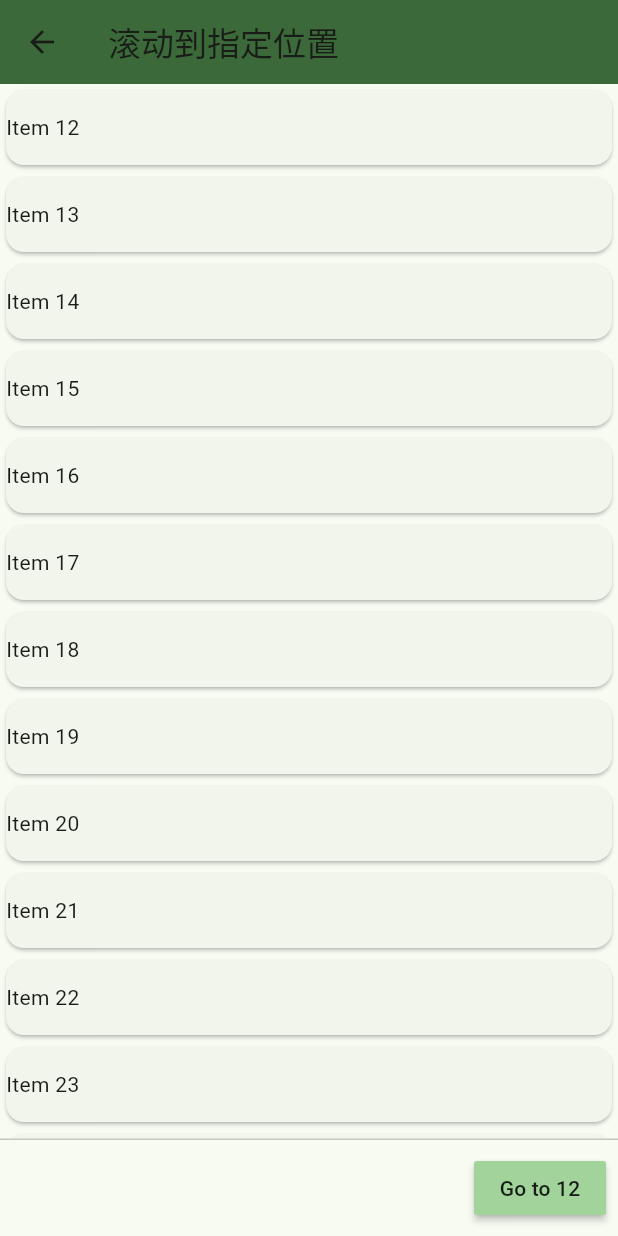
After one commit to conghaonet/flutter_demo, a Flutter app: the ScrollToIndexPage screen opened by its route, after a tap on "Go to 12", on a phone screen of 412 x 824 dp. The commit adds this screen. Run offline on Flutter 3.47's test engine with Material 2 defaults, Android fonts, the phone set to English and light mode, and no system bars; our stand-ins replace go_router.

Commit message:
add scroll_to_index_page.dart

```diff
--- a/lib/src/app_router.dart
+++ b/lib/src/app_router.dart
@@ -2,6 +2,7 @@ import 'package:flutter/material.dart';
 import 'package:flutter_demo/src/home_page.dart';
 import 'package:flutter_demo/src/page/image_cache_page.dart';
 import 'package:flutter_demo/src/page/scroll_listener_page.dart';
+import 'package:flutter_demo/src/page/scroll_to_index_page.dart';
 import 'package:go_router/go_router.dart';
 
 class AppRouter {
@@ -26,6 +27,10 @@ class AppRouter {
             path: ScrollListenerPage.pagePathName,
             builder: (BuildContext context, GoRouterState state) => const ScrollListenerPage(),
           ),
+          GoRoute(
+            path: ScrollToIndexPage.pagePathName,
+            builder: (BuildContext context, GoRouterState state) => const ScrollToIndexPage(),
+          ),
         ],
       ),
     ],
--- a/lib/src/home_page.dart
+++ b/lib/src/home_page.dart
@@ -1,6 +1,7 @@
 import 'package:flutter/material.dart';
 import 'package:flutter_demo/src/page/image_cache_page.dart';
 import 'package:flutter_demo/src/page/scroll_listener_page.dart';
+import 'package:flutter_demo/src/page/scroll_to_index_page.dart';
 import 'package:go_router/go_router.dart';
 
 class HomePage extends StatelessWidget {
@@ -38,7 +39,7 @@ class HomePage extends StatelessWidget {
   static final Map<String, String> _items = {
     "网络图片缓存": '/${ImageCachePage.pagePathName}',
     "列表滚动监听": "/${ScrollListenerPage.pagePathName}",
-    "图片b": "image",
+    "滑动到指定位置": '/${ScrollToIndexPage.pagePathName}',
     "图片c": "image",
   };
 }
--- a/lib/src/page/scroll_listener_page.dart
+++ b/lib/src/page/scroll_listener_page.dart
@@ -1,7 +1,7 @@
 import 'package:flutter/material.dart';
 
 class ScrollListenerPage extends StatefulWidget {
-  static const pagePathName = 'scroll_listener_page';
+  static const pagePathName = 'scroll_listener';
   const ScrollListenerPage({Key? key}) : super(key: key);
 
   @override
@@ -48,7 +48,7 @@ class _ScrollListenerPageState extends State<ScrollListenerPage> {
           return false;
         },
         child: ListView.builder(
-          restorationId: 'list1',
+          restorationId: 'scroll_listener',
           physics: const AlwaysScrollableScrollPhysics(), // controller为null时，默认为 AlwaysScrollableScrollPhysics
           controller: _controller, // controller为 null 时，physics 默认为 AlwaysScrollableScrollPhysics
           itemCount: 99,
--- /dev/null
+++ b/lib/src/page/scroll_to_index_page.dart
@@ -0,0 +1,86 @@
+import 'package:flutter/material.dart';
+import 'dart:math' as math;
+
+class ScrollToIndexPage extends StatefulWidget {
+  static const pagePathName = 'scroll_to_index';
+  const ScrollToIndexPage({Key? key}) : super(key: key);
+
+  @override
+  State<ScrollToIndexPage> createState() => _ScrollToIndexPageState();
+}
+
+class _ScrollToIndexPageState extends State<ScrollToIndexPage> {
+  static const maxCount = 1000;
+  final _scrollViewKey = GlobalKey();
+  final ScrollController _scrollViewController = ScrollController();
+  final List<ItemModel> _dataList = List.generate(maxCount, (index) => ItemModel(index));
+  final List<double> _itemHeightList = List.generate(
+    maxCount,
+    growable: false,
+    (index) => (200 * math.Random().nextDouble()),
+  );
+
+  @override
+  void initState() {
+    super.initState();
+  }
+
+  @override
+  Widget build(BuildContext context) {
+    return Scaffold(
+      appBar: AppBar(
+        title: const Text('滚动到指定位置'),
+      ),
+      body: SafeArea(
+        child: SingleChildScrollView(
+          key: _scrollViewKey,
+          restorationId: 'scroll_to_index',
+          controller: _scrollViewController,
+          child: Column(
+            children: List.generate(maxCount, (index) {
+              return Card(
+                key: _dataList[index].globalKey,
+                  child: SizedBox(
+                    height: math.max(_itemHeightList[index], 50),
+                    child: Align(
+                      alignment: Alignment.centerLeft,
+                      child: Text('Item ${_dataList[index].index}'),
+                    ),
+                  ),
+              );
+            }),
+          ),
+        ),
+      ),
+      persistentFooterButtons: [
+        MaterialButton(
+          color: Theme.of(context).colorScheme.inversePrimary,
+          child: const Text('Go to 12'),
+          onPressed: () {
+            final RenderBox renderBox = _dataList[12].globalKey.currentContext!.findRenderObject() as RenderBox;
+            ///获取位置偏移，基于 ancestor: SingleChildScrollView 的 RenderObject()
+            double dy = renderBox.localToGlobal(
+                Offset.zero,
+                ancestor: _scrollViewKey.currentContext!.findRenderObject()
+            ).dy;
+
+            ///计算真实位移
+            var offset = dy + _scrollViewController.offset;
+
+            debugPrint("******* offset=$offset");
+            _scrollViewController.animateTo(offset,
+                duration: const Duration(milliseconds: 500), curve: Curves.linear);
+          },
+        ),
+      ],
+    );
+  }
+}
+
+class ItemModel {
+  ///这个key是关键
+  final GlobalKey globalKey = GlobalKey();
+  ///可以添加你的代码
+  final int index;
+  ItemModel(this.index);
+}
```
